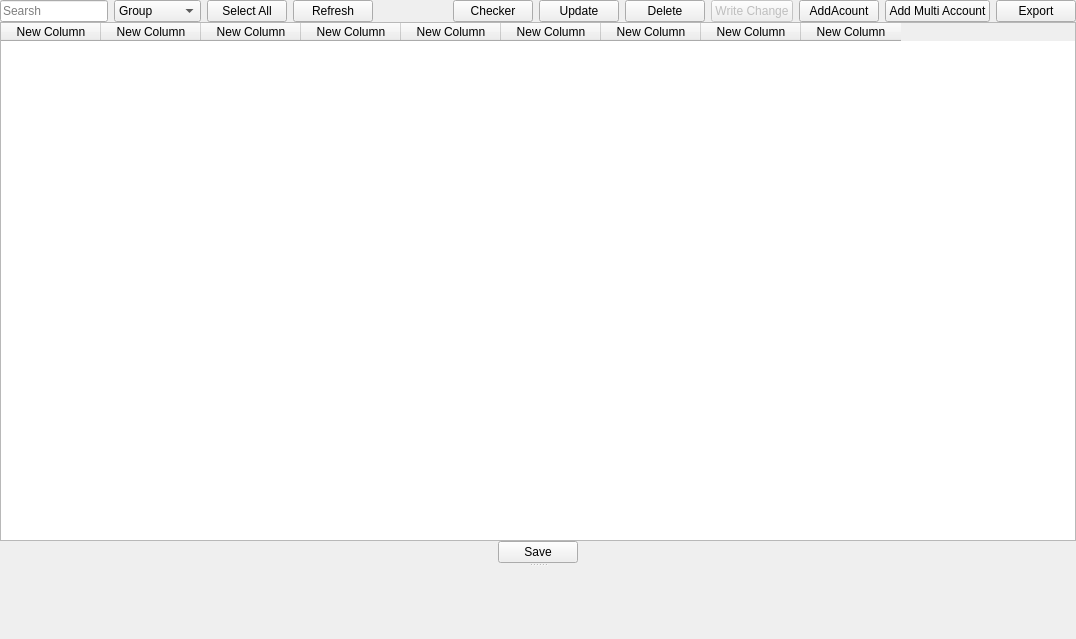
The window that ui/facebook/Manger_face.ui (kreemkhaled112/GUI) describes before a commit, drawn with Qt 5.
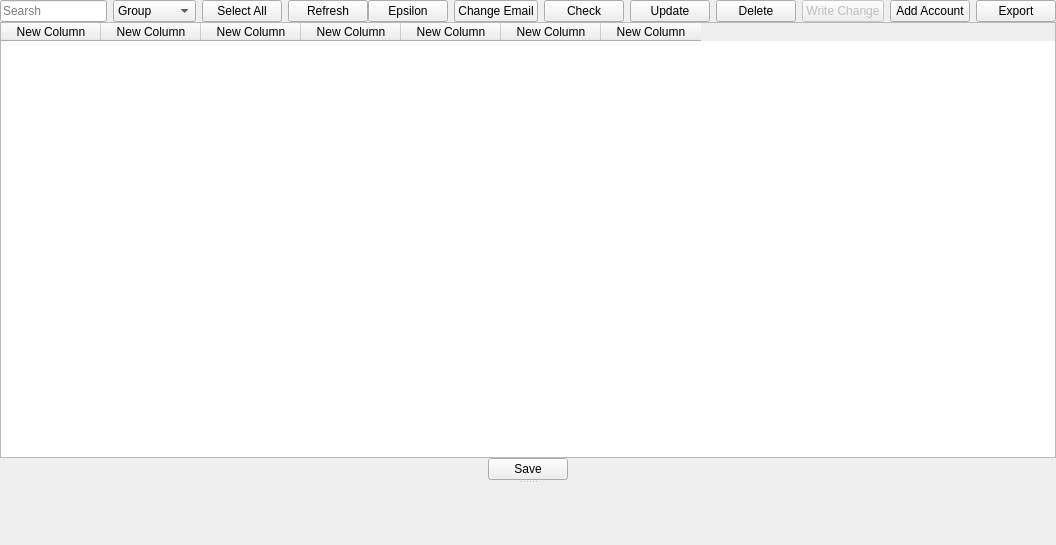
The same window after the commit.

```diff
--- a/ui/facebook/Manger_face.ui
+++ b/ui/facebook/Manger_face.ui
@@ -9,8 +9,8 @@
    <rect>
     <x>0</x>
     <y>0</y>
-    <width>1076</width>
-    <height>639</height>
+    <width>1056</width>
+    <height>545</height>
    </rect>
   </property>
   <property name="windowTitle">
@@ -137,17 +137,17 @@
                </item>
                <item>
                 <property name="text">
-                 <string>Email</string>
+                 <string>email</string>
                 </property>
                </item>
                <item>
                 <property name="text">
-                 <string>Password</string>
+                 <string>password</string>
                 </property>
                </item>
                <item>
                 <property name="text">
-                 <string>Username</string>
+                 <string>Usename</string>
                 </property>
                </item>
                <item>
@@ -155,16 +155,6 @@
                  <string>Cookies</string>
                 </property>
                </item>
-               <item>
-                <property name="text">
-                 <string>Type</string>
-                </property>
-               </item>
-               <item>
-                <property name="text">
-                 <string>Insta</string>
-                </property>
-               </item>
               </widget>
              </item>
              <item>
@@ -199,16 +189,81 @@
              <property name="bottomMargin">
               <number>0</number>
              </property>
+             <item>
+              <widget class="QPushButton" name="Epsilon">
+               <property name="minimumSize">
+                <size>
+                 <width>0</width>
+                 <height>0</height>
+                </size>
+               </property>
+               <property name="maximumSize">
+                <size>
+                 <width>16777215</width>
+                 <height>16777215</height>
+                </size>
+               </property>
+               <property name="styleSheet">
+                <string notr="true">QPushButton:checked{
+background-color: rgb(255, 0, 0);
+}</string>
+               </property>
+               <property name="text">
+                <string>Epsilon</string>
+               </property>
+               <property name="checkable">
+                <bool>true</bool>
+               </property>
+              </widget>
+             </item>
+             <item>
+              <widget class="QPushButton" name="Change">
+               <property name="minimumSize">
+                <size>
+                 <width>0</width>
+                 <height>0</height>
+                </size>
+               </property>
+               <property name="maximumSize">
+                <size>
+                 <width>16777215</width>
+                 <height>16777215</height>
+                </size>
+               </property>
+               <property name="styleSheet">
+                <string notr="true">QPushButton:checked{
+background-color: rgb(255, 0, 0);
+}</string>
+               </property>
+               <property name="text">
+                <string>Change Email</string>
+               </property>
+               <property name="checkable">
+                <bool>true</bool>
+               </property>
+              </widget>
+             </item>
              <item>
               <widget class="QPushButton" name="Checker">
+               <property name="minimumSize">
+                <size>
+                 <width>0</width>
+                 <height>0</height>
+                </size>
+               </property>
+               <property name="maximumSize">
+                <size>
+                 <width>16777215</width>
+                 <height>16777215</height>
+                </size>
+               </property>
                <property name="styleSheet">
                 <string notr="true">QPushButton:checked{
 background-color: rgb(255, 0, 0);
-}
-</string>
+}</string>
                </property>
                <property name="text">
-                <string>Checker</string>
+                <string>Check</string>
                </property>
                <property name="checkable">
                 <bool>true</bool>
@@ -217,6 +272,18 @@
              </item>
              <item>
               <widget class="QPushButton" name="Update_all">
+               <property name="minimumSize">
+                <size>
+                 <width>0</width>
+                 <height>0</height>
+                </size>
+               </property>
+               <property name="maximumSize">
+                <size>
+                 <width>16777215</width>
+                 <height>16777215</height>
+                </size>
+               </property>
                <property name="styleSheet">
                 <string notr="true">QPushButton:checked{
 background-color: rgb(255, 0, 0);
@@ -236,6 +303,18 @@
              </item>
              <item>
               <widget class="QPushButton" name="Delete_all">
+               <property name="minimumSize">
+                <size>
+                 <width>0</width>
+                 <height>0</height>
+                </size>
+               </property>
+               <property name="maximumSize">
+                <size>
+                 <width>16777215</width>
+                 <height>16777215</height>
+                </size>
+               </property>
                <property name="styleSheet">
                 <string notr="true">QPushButton:checked{
 background-color: rgb(255, 0, 0);
@@ -260,15 +339,20 @@
                </property>
               </widget>
              </item>
-             <item>
-              <widget class="QPushButton" name="Add_Account">
-               <property name="text">
-                <string>AddAcount</string>
-               </property>
-              </widget>
-             </item>
              <item>
               <widget class="QPushButton" name="AddMultiAccount">
+               <property name="minimumSize">
+                <size>
+                 <width>0</width>
+                 <height>0</height>
+                </size>
+               </property>
+               <property name="maximumSize">
+                <size>
+                 <width>16777215</width>
+                 <height>16777215</height>
+                </size>
+               </property>
                <property name="toolTip">
                 <string>&lt;!DOCTYPE HTML PUBLIC &quot;-//W3C//DTD HTML 4.0//EN&quot; &quot;http://www.w3.org/TR/REC-html40/strict.dtd&quot;&gt;
 &lt;html&gt;&lt;head&gt;&lt;meta name=&quot;qrichtext&quot; content=&quot;1&quot; /&gt;&lt;style type=&quot;text/css&quot;&gt;
@@ -278,12 +362,18 @@
 &lt;p style=&quot; margin-top:0px; margin-bottom:0px; margin-left:0px; margin-right:0px; -qt-block-indent:0; text-indent:0px;&quot;&gt;&lt;span style=&quot; font-weight:600;&quot;&gt;Group&lt;/span&gt;:&lt;span style=&quot; font-weight:600;&quot;&gt;Name&lt;/span&gt;:&lt;span style=&quot; font-weight:600;&quot;&gt;Email&lt;/span&gt;:&lt;span style=&quot; font-weight:600;&quot;&gt;Password&lt;/span&gt;:&lt;span style=&quot; font-weight:600;&quot;&gt;UserName&lt;/span&gt;:&lt;span style=&quot; font-weight:600;&quot;&gt;Cookies&lt;/span&gt;:&lt;span style=&quot; font-weight:600;&quot;&gt;Type:Insta&lt;/span&gt;&lt;/p&gt;&lt;/body&gt;&lt;/html&gt;</string>
                </property>
                <property name="text">
-                <string>Add Multi Account</string>
+                <string>Add Account</string>
                </property>
               </widget>
              </item>
              <item>
               <widget class="QPushButton" name="Export">
+               <property name="maximumSize">
+                <size>
+                 <width>16777215</width>
+                 <height>16777215</height>
+                </size>
+               </property>
                <property name="text">
                 <string>Export</string>
                </property>
@@ -332,19 +422,9 @@
            <string>New Column</string>
           </property>
          </column>
-         <column>
-          <property name="text">
-           <string>New Column</string>
-          </property>
-         </column>
-         <column>
-          <property name="text">
-           <string>New Column</string>
-          </property>
-         </column>
         </widget>
        </item>
-       <item alignment="Qt::AlignHCenter|Qt::AlignVCenter">
+       <item alignment="Qt::AlignHCenter">
         <widget class="QPushButton" name="Save">
          <property name="text">
           <string>Save</string>
```
